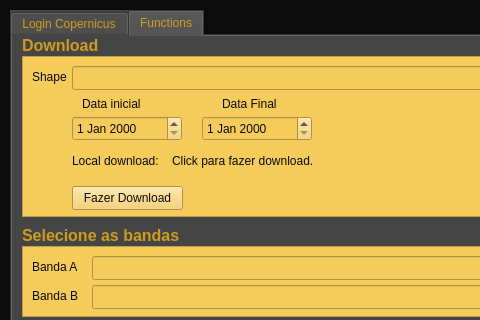
Above: ceres_dialog_base.ui from michaelthierry/Ceres_Linux before the change; both pictures show x 0 to 480 and y 0 to 320 of the 756 by 480 pixel window. Below: the same form after it.
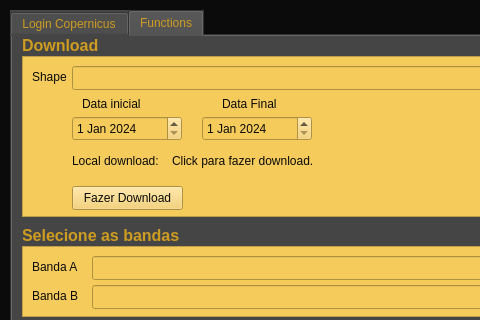
That is the form after the change. The open tabs and pages were chosen to show the change. Custom widgets are drawn as their Qt base class.

Commit message: feat: add function to validate time interval

```diff
--- a/ceres_dialog_base.ui
+++ b/ceres_dialog_base.ui
@@ -276,6 +276,16 @@
         <height>25</height>
        </rect>
       </property>
+      <property name="dateTime">
+       <datetime>
+        <hour>23</hour>
+        <minute>0</minute>
+        <second>0</second>
+        <year>2024</year>
+        <month>1</month>
+        <day>1</day>
+       </datetime>
+      </property>
      </widget>
      <widget class="QDateEdit" name="dateEdit_2">
       <property name="geometry">
@@ -286,6 +296,16 @@
         <height>25</height>
        </rect>
       </property>
+      <property name="dateTime">
+       <datetime>
+        <hour>23</hour>
+        <minute>0</minute>
+        <second>0</second>
+        <year>2024</year>
+        <month>1</month>
+        <day>1</day>
+       </datetime>
+      </property>
      </widget>
      <widget class="QToolButton" name="toolButton">
       <property name="geometry">
```
Left out of the diff: 2 changed lines with no effect on the pictures. The commit also changes 2 other files.
